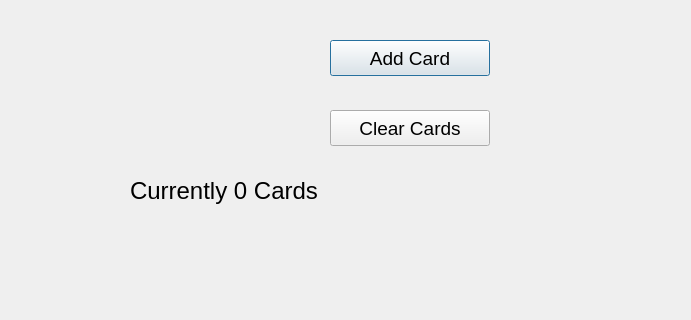
This is cardaddscreen.ui in MONKEYFACE678/QuizardsQT as Qt 5 draws it before an edit; both pictures show x 0 to 691 and y 280 to 600 of the 800 by 600 pixel window. The edited form follows.
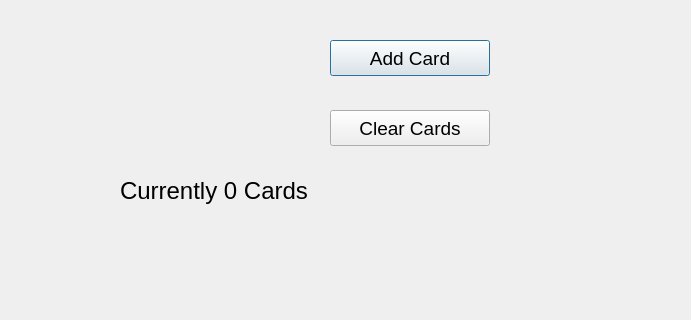
This is the edited form.

Diff of the .ui file:
```diff
--- a/cardaddscreen.ui
+++ b/cardaddscreen.ui
@@ -34,7 +34,7 @@
   <widget class="QLabel" name="CountLabel">
    <property name="geometry">
     <rect>
-     <x>130</x>
+     <x>120</x>
      <y>430</y>
      <width>481</width>
      <height>81</height>
```
